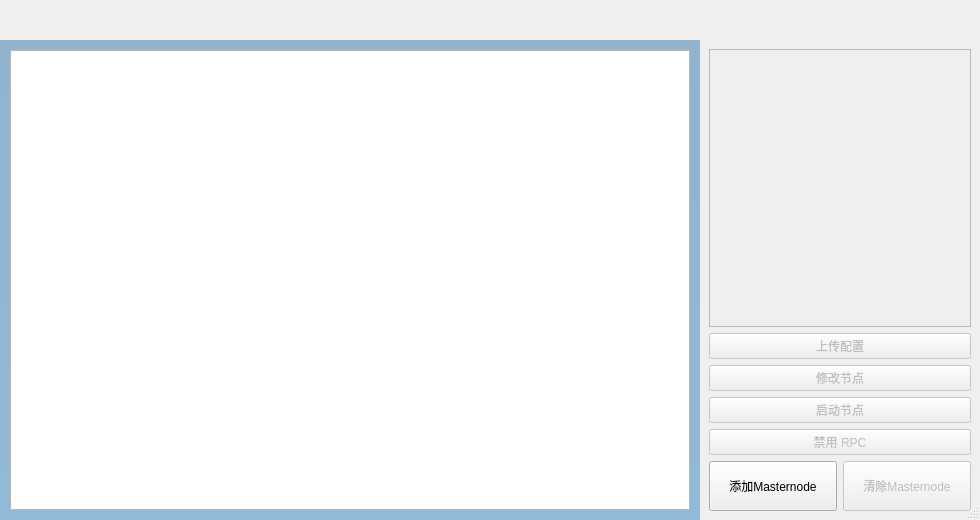
Above: uimnmain.ui from raybbb/masternodeassit before the change. Below: the same form after it.
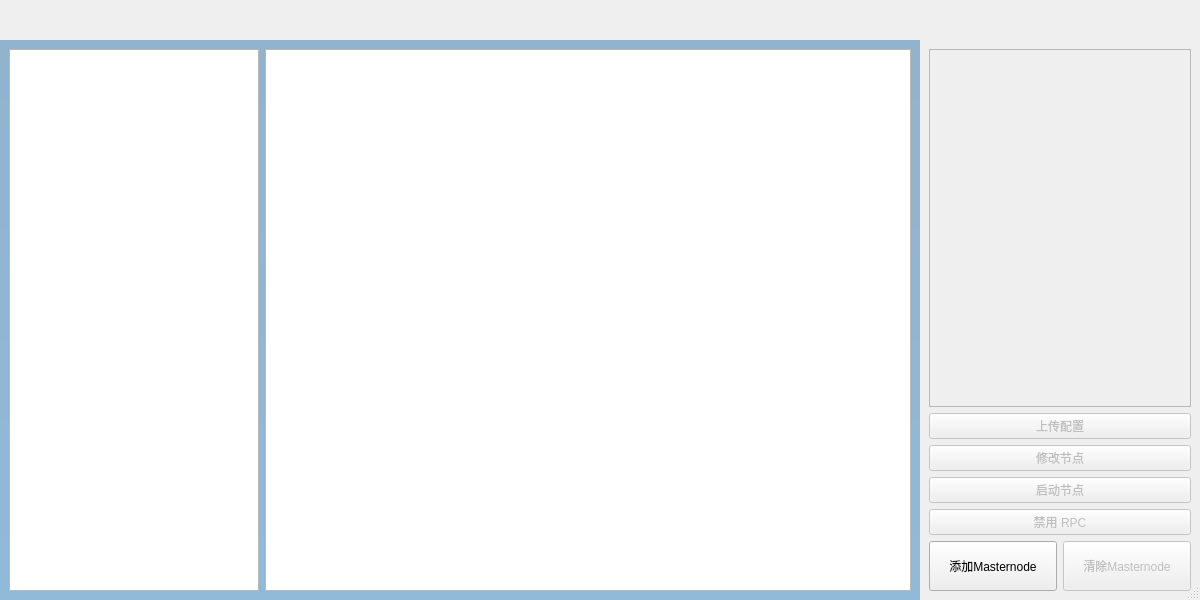
That is the form after the change. Icons and pictures are not drawn.

Commit message: add masternode qlistwidget.

Patch:
```diff
--- a/uimnmain.ui
+++ b/uimnmain.ui
@@ -6,10 +6,16 @@
    <rect>
     <x>0</x>
     <y>0</y>
-    <width>980</width>
-    <height>520</height>
+    <width>1200</width>
+    <height>600</height>
    </rect>
   </property>
+  <property name="sizePolicy">
+   <sizepolicy hsizetype="Expanding" vsizetype="Expanding">
+    <horstretch>0</horstretch>
+    <verstretch>0</verstretch>
+   </sizepolicy>
+  </property>
   <property name="windowTitle">
    <string>Dialog</string>
   </property>
@@ -410,22 +416,31 @@
 }
 </string>
         </property>
-        <layout class="QVBoxLayout" name="verticalLayout_2">
-         <property name="spacing">
-          <number>10</number>
-         </property>
-         <property name="leftMargin">
-          <number>10</number>
-         </property>
-         <property name="topMargin">
-          <number>10</number>
-         </property>
-         <property name="rightMargin">
-          <number>10</number>
-         </property>
-         <property name="bottomMargin">
-          <number>10</number>
-         </property>
+        <layout class="QHBoxLayout" name="horizontalLayout_6">
+         <item>
+          <layout class="QHBoxLayout" name="horizontalLayout_5">
+           <item>
+            <widget class="QListWidget" name="lw_masternodes">
+             <property name="sizePolicy">
+              <sizepolicy hsizetype="Fixed" vsizetype="Expanding">
+               <horstretch>0</horstretch>
+               <verstretch>0</verstretch>
+              </sizepolicy>
+             </property>
+             <property name="minimumSize">
+              <size>
+               <width>150</width>
+               <height>0</height>
+              </size>
+             </property>
+             <property name="maximumSize">
+              <size>
+               <width>250</width>
+               <height>16777215</height>
+              </size>
+             </property>
+            </widget>
+           </item>
          <item>
           <widget class="QTextEdit" name="textEdit_log">
            <property name="cursor" stdset="0">
@@ -441,6 +456,8 @@
             <enum>Qt::NoFocus</enum>
            </property>
           </widget>
+           </item>
+          </layout>
          </item>
         </layout>
        </widget>
```
Lines whose indentation alone changed are shown as unchanged. The commit also changes 11 other files.
